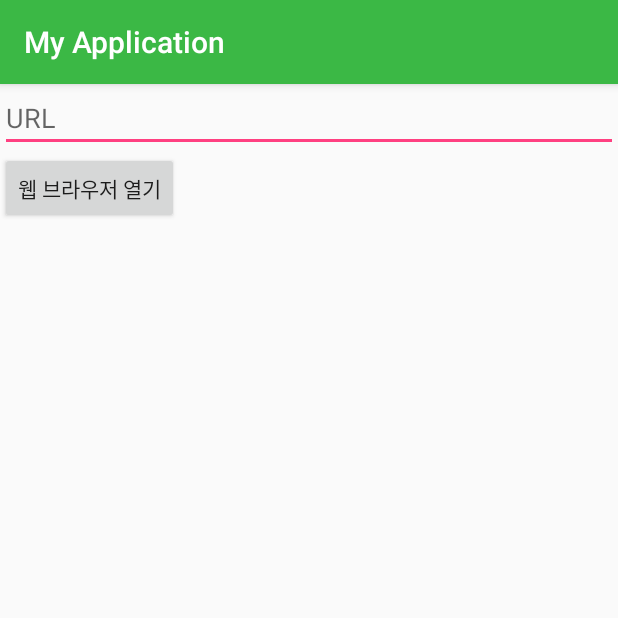
After one commit to suwonsmartapp/Android6ki, an Android app: the ImplicitIntentActivity screen opened directly, with no data from a screen before it, on a phone screen of 412 x 824 dp, the top half of it. The commit adds this screen. Run offline under Robolectric (Android 15) with nearby library versions, the phone set to English and light mode, and no system bars.

Commit message:
암시적 인텐트 : 웹 브라우저 열기

```diff
--- /dev/null
+++ b/app/src/main/java/com/example/myapplication/ImplicitIntentActivity.java
@@ -0,0 +1,32 @@
+package com.example.myapplication;
+
+import android.content.Intent;
+import android.net.Uri;
+import android.os.Bundle;
+import android.support.v7.app.AppCompatActivity;
+import android.view.View;
+import android.widget.EditText;
+
+public class ImplicitIntentActivity extends AppCompatActivity {
+
+    @Override
+    protected void onCreate(Bundle savedInstanceState) {
+        super.onCreate(savedInstanceState);
+        setContentView(R.layout.activity_implicit_intent);
+
+    }
+
+    public void openWebBrowser(View view) {
+        EditText urlEditText = (EditText) findViewById(R.id.url_edit);
+
+        openWebPage(urlEditText.getText().toString());
+    }
+
+    public void openWebPage(String url) {
+        Uri webpage = Uri.parse(url);
+        Intent intent = new Intent(Intent.ACTION_VIEW, webpage);
+        if (intent.resolveActivity(getPackageManager()) != null) {
+            startActivity(intent);
+        }
+    }
+}
--- a/app/src/main/java/com/example/myapplication/Target2Activity.java
+++ b/app/src/main/java/com/example/myapplication/Target2Activity.java
@@ -8,8 +8,6 @@ import android.widget.Button;
 import android.widget.Toast;
 
 public class Target2Activity extends AppCompatActivity implements View.OnClickListener {
-
-    private String mMode;
 
     @Override
     protected void onCreate(Bundle savedInstanceState) {
--- /dev/null
+++ b/app/src/main/res/layout/activity_implicit_intent.xml
@@ -0,0 +1,22 @@
+<?xml version="1.0" encoding="utf-8"?>
+<LinearLayout xmlns:android="http://schemas.android.com/apk/res/android"
+    xmlns:tools="http://schemas.android.com/tools"
+    android:layout_width="match_parent"
+    android:layout_height="match_parent"
+    android:orientation="vertical"
+    tools:context="com.example.myapplication.ImplicitIntentActivity">
+
+    <EditText
+        android:id="@+id/url_edit"
+        android:layout_width="match_parent"
+        android:layout_height="wrap_content"
+        android:hint="URL"
+        android:inputType="textUri" />
+
+    <Button
+        android:layout_width="wrap_content"
+        android:layout_height="wrap_content"
+        android:onClick="openWebBrowser"
+        android:text="웹 브라우저 열기" />
+
+</LinearLayout>
```
Also changed, not shown: app/src/main/AndroidManifest.xml (+8 -1 lines).
